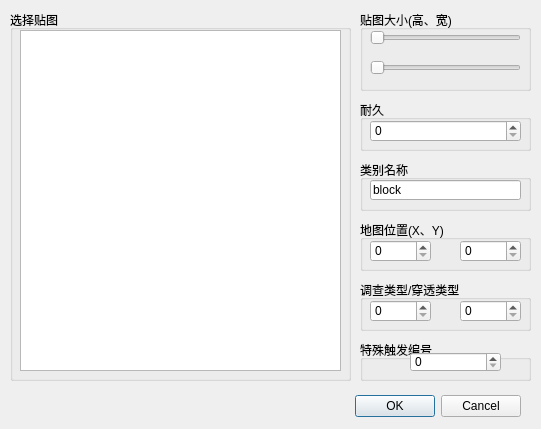
Qt form inmapitemdialog.ui (wan2004/SpriteMapEditor) before a commit.
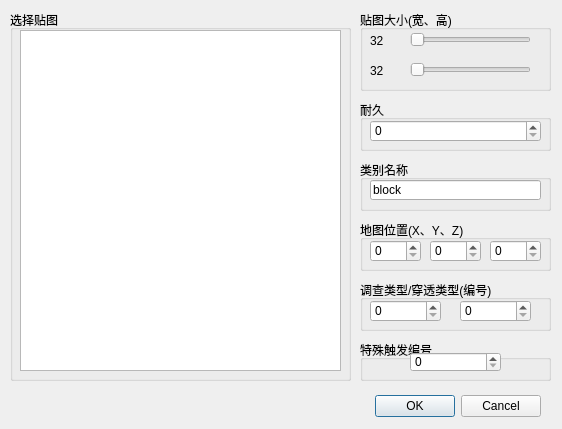
The same form after that commit.

Diff of the .ui file:
```diff
--- a/inmapitemdialog.ui
+++ b/inmapitemdialog.ui
@@ -6,7 +6,7 @@
    <rect>
     <x>0</x>
     <y>0</y>
-    <width>541</width>
+    <width>562</width>
     <height>429</height>
    </rect>
   </property>
@@ -18,7 +18,7 @@
     <rect>
      <x>20</x>
      <y>390</y>
-     <width>501</width>
+     <width>521</width>
      <height>32</height>
     </rect>
    </property>
@@ -57,22 +57,34 @@
     <rect>
      <x>360</x>
      <y>10</y>
-     <width>171</width>
+     <width>191</width>
      <height>81</height>
     </rect>
    </property>
    <property name="title">
-    <string>贴图大小(高、宽)</string>
+    <string>贴图大小(宽、高)</string>
    </property>
    <widget class="QSlider" name="tileHeight">
     <property name="geometry">
      <rect>
-      <x>10</x>
-      <y>20</y>
-      <width>151</width>
-      <height>16</height>
+      <x>50</x>
+      <y>50</y>
+      <width>121</width>
+      <height>20</height>
      </rect>
     </property>
+    <property name="minimum">
+     <number>32</number>
+    </property>
+    <property name="maximum">
+     <number>2048</number>
+    </property>
+    <property name="singleStep">
+     <number>32</number>
+    </property>
+    <property name="pageStep">
+     <number>32</number>
+    </property>
     <property name="orientation">
      <enum>Qt::Horizontal</enum>
     </property>
@@ -80,23 +92,61 @@
    <widget class="QSlider" name="tileWidth">
     <property name="geometry">
      <rect>
-      <x>10</x>
-      <y>50</y>
-      <width>151</width>
-      <height>16</height>
+      <x>50</x>
+      <y>20</y>
+      <width>121</width>
+      <height>20</height>
      </rect>
     </property>
+    <property name="minimum">
+     <number>32</number>
+    </property>
+    <property name="maximum">
+     <number>2048</number>
+    </property>
+    <property name="singleStep">
+     <number>32</number>
+    </property>
+    <property name="pageStep">
+     <number>32</number>
+    </property>
     <property name="orientation">
      <enum>Qt::Horizontal</enum>
     </property>
    </widget>
+   <widget class="QLabel" name="tileWidthLabel">
+    <property name="geometry">
+     <rect>
+      <x>10</x>
+      <y>20</y>
+      <width>31</width>
+      <height>21</height>
+     </rect>
+    </property>
+    <property name="text">
+     <string>32</string>
+    </property>
+   </widget>
+   <widget class="QLabel" name="tileHeightLabel">
+    <property name="geometry">
+     <rect>
+      <x>10</x>
+      <y>50</y>
+      <width>31</width>
+      <height>21</height>
+     </rect>
+    </property>
+    <property name="text">
+     <string>32</string>
+    </property>
+   </widget>
   </widget>
   <widget class="QGroupBox" name="groupBox_3">
    <property name="geometry">
     <rect>
      <x>360</x>
      <y>100</y>
-     <width>171</width>
+     <width>191</width>
      <height>51</height>
     </rect>
    </property>
@@ -108,7 +158,7 @@
      <rect>
       <x>10</x>
       <y>20</y>
-      <width>151</width>
+      <width>171</width>
       <height>22</height>
      </rect>
     </property>
@@ -119,7 +169,7 @@
     <rect>
      <x>360</x>
      <y>160</y>
-     <width>171</width>
+     <width>191</width>
      <height>51</height>
     </rect>
    </property>
@@ -131,7 +181,7 @@
      <rect>
       <x>10</x>
       <y>20</y>
-      <width>151</width>
+      <width>171</width>
       <height>20</height>
      </rect>
     </property>
@@ -145,19 +195,19 @@
     <rect>
      <x>360</x>
      <y>220</y>
-     <width>171</width>
+     <width>191</width>
      <height>51</height>
     </rect>
    </property>
    <property name="title">
-    <string>地图位置(X、Y)</string>
+    <string>地图位置(X、Y、Z)</string>
    </property>
    <widget class="QSpinBox" name="xSpinBox">
     <property name="geometry">
      <rect>
       <x>10</x>
       <y>20</y>
-      <width>61</width>
+      <width>51</width>
       <height>22</height>
      </rect>
     </property>
@@ -165,9 +215,19 @@
    <widget class="QSpinBox" name="ySpinBox">
     <property name="geometry">
      <rect>
-      <x>100</x>
+      <x>70</x>
       <y>20</y>
-      <width>61</width>
+      <width>51</width>
+      <height>22</height>
+     </rect>
+    </property>
+   </widget>
+   <widget class="QSpinBox" name="zSpinBox">
+    <property name="geometry">
+     <rect>
+      <x>130</x>
+      <y>20</y>
+      <width>51</width>
       <height>22</height>
      </rect>
     </property>
@@ -178,19 +238,19 @@
     <rect>
      <x>360</x>
      <y>280</y>
-     <width>171</width>
+     <width>191</width>
      <height>51</height>
     </rect>
    </property>
    <property name="title">
-    <string>调查类型/穿透类型</string>
+    <string>调查类型/穿透类型(编号)</string>
    </property>
    <widget class="QSpinBox" name="checkTypeBox">
     <property name="geometry">
      <rect>
       <x>10</x>
       <y>20</y>
-      <width>61</width>
+      <width>71</width>
       <height>22</height>
      </rect>
     </property>
@@ -200,7 +260,7 @@
      <rect>
       <x>100</x>
       <y>20</y>
-      <width>61</width>
+      <width>71</width>
       <height>22</height>
      </rect>
     </property>
@@ -211,7 +271,7 @@
     <rect>
      <x>360</x>
      <y>340</y>
-     <width>171</width>
+     <width>191</width>
      <height>41</height>
     </rect>
    </property>
```
